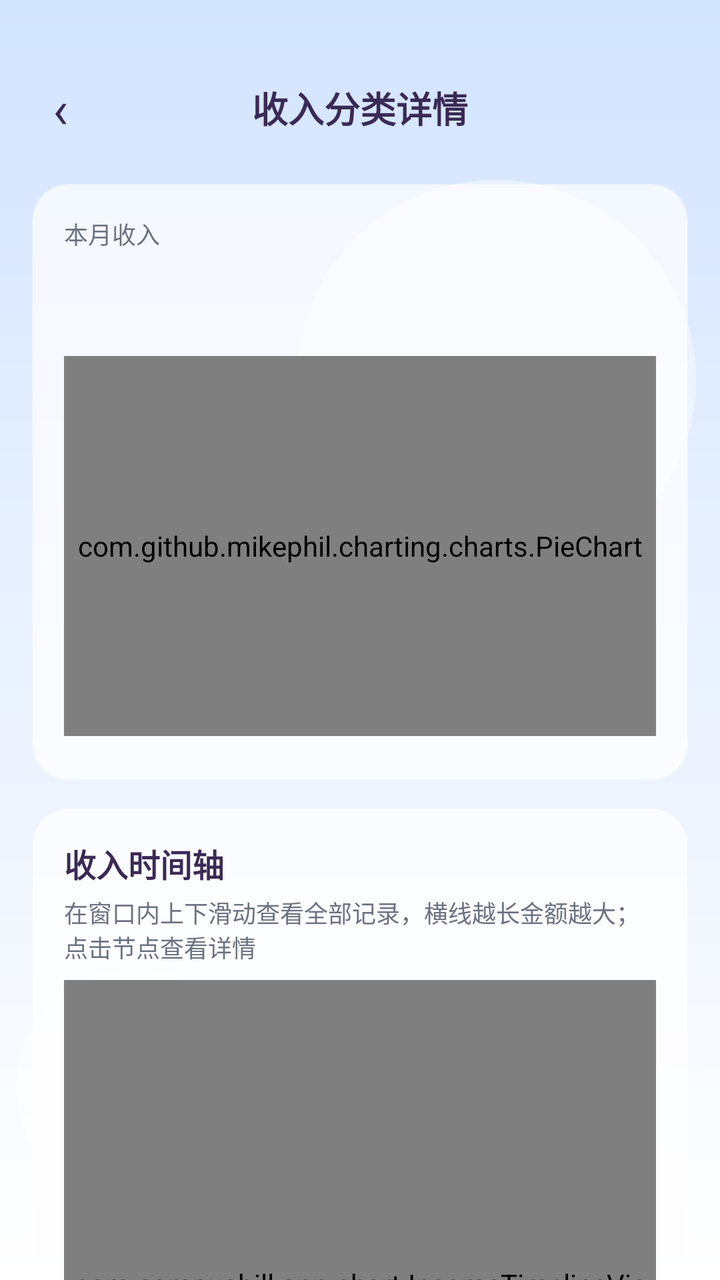
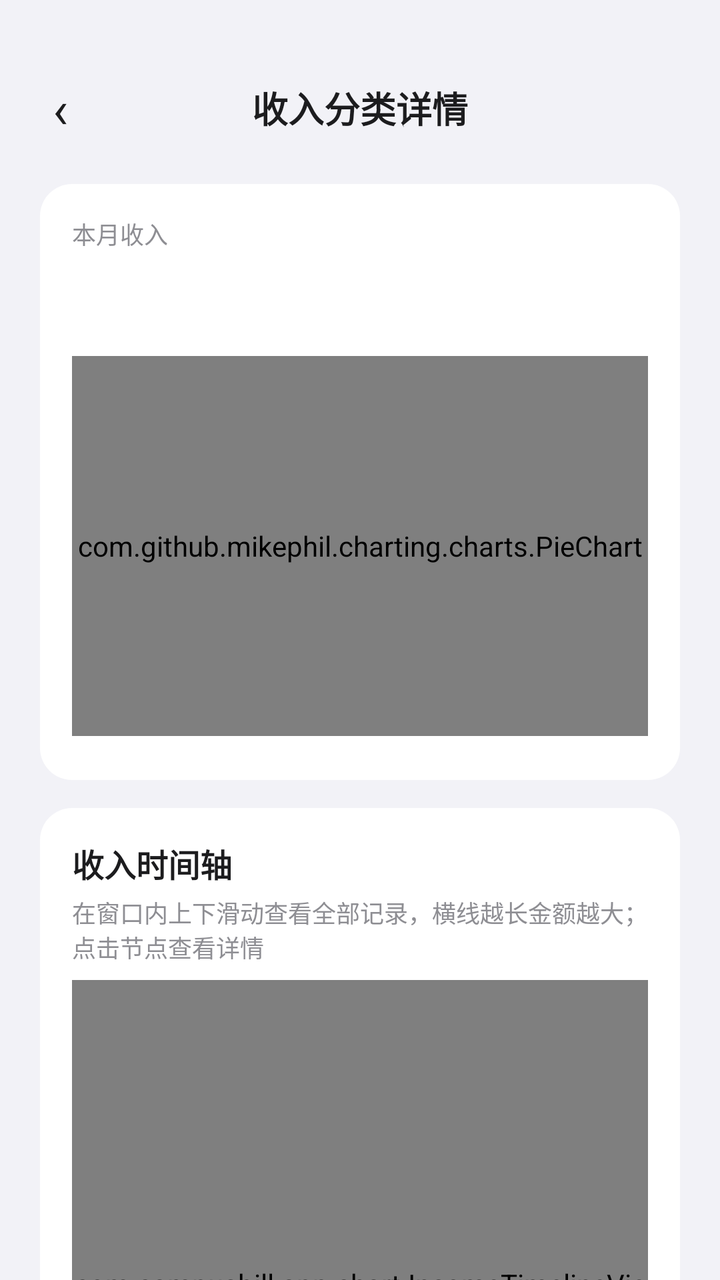

Compare the two renders of this Android layout. The source of the first and the diff that turns it into the second are given below.
<!-- AndroidManifest.xml: application theme Theme.StudentBill -->
<!-- res/layout/activity_income_detail.xml -->
<?xml version="1.0" encoding="utf-8"?>
<LinearLayout xmlns:android="http://schemas.android.com/apk/res/android"
    android:layout_width="match_parent"
    android:layout_height="match_parent"
    android:background="@drawable/bg_page_gradient"
    android:orientation="vertical">

    
    <LinearLayout
        android:layout_width="match_parent"
        android:layout_height="wrap_content"
        android:gravity="center_vertical"
        android:orientation="horizontal"
        android:paddingStart="8dp"
        android:paddingTop="32dp"
        android:paddingEnd="8dp"
        android:paddingBottom="8dp">

        <TextView
            android:id="@+id/btnBack"
            android:layout_width="44dp"
            android:layout_height="44dp"
            android:background="?attr/selectableItemBackgroundBorderless"
            android:clickable="true"
            android:focusable="true"
            android:gravity="center"
            android:text="@string/chat_back"
            android:textColor="@color/candy_ink"
            android:textSize="26sp" />

        <TextView
            android:id="@+id/tvTitle"
            android:layout_width="0dp"
            android:layout_height="wrap_content"
            android:layout_weight="1"
            android:gravity="center"
            android:text="@string/income_detail_title"
            android:textColor="@color/candy_ink"
            android:textSize="18sp"
            android:textStyle="bold" />

        <View
            android:layout_width="44dp"
            android:layout_height="44dp" />

    </LinearLayout>

    <androidx.core.widget.NestedScrollView
        android:layout_width="match_parent"
        android:layout_height="0dp"
        android:layout_weight="1"
        android:clipToPadding="false"
        android:paddingStart="16dp"
        android:paddingTop="8dp"
        android:paddingEnd="16dp"
        android:paddingBottom="20dp">

        <LinearLayout
            android:layout_width="match_parent"
            android:layout_height="wrap_content"
            android:orientation="vertical">

            
            <LinearLayout
                android:layout_width="match_parent"
                android:layout_height="wrap_content"
                android:background="@drawable/bg_candy_glass"
                android:elevation="2dp"
                android:orientation="vertical"
                android:padding="16dp">

                <LinearLayout
                    android:layout_width="match_parent"
                    android:layout_height="wrap_content"
                    android:gravity="center_vertical"
                    android:orientation="horizontal">

                    <TextView
                        android:id="@+id/tvTotalLabel"
                        android:layout_width="0dp"
                        android:layout_height="wrap_content"
                        android:layout_weight="1"
                        android:text="@string/income_month_total"
                        android:textColor="@color/text_secondary"
                        android:textSize="@dimen/text_caption" />

                    <TextView
                        android:id="@+id/tvMonthLabel"
                        android:layout_width="wrap_content"
                        android:layout_height="wrap_content"
                        android:textColor="@color/text_secondary"
                        android:textSize="@dimen/text_caption" />

                </LinearLayout>

                <TextView
                    android:id="@+id/tvTotalIncome"
                    android:layout_width="wrap_content"
                    android:layout_height="wrap_content"
                    android:layout_marginTop="4dp"
                    android:textColor="@color/candy_ink"
                    android:textSize="30sp"
                    android:textStyle="bold" />

                <com.github.mikephil.charting.charts.PieChart
                    android:id="@+id/chartIncomePie"
                    android:layout_width="match_parent"
                    android:layout_height="190dp"
                    android:layout_marginTop="8dp" />

                <LinearLayout
                    android:id="@+id/legendContainer"
                    android:layout_width="match_parent"
                    android:layout_height="wrap_content"
                    android:layout_marginTop="6dp"
                    android:orientation="vertical" />

                <TextView
                    android:id="@+id/tvEmptyPie"
                    android:layout_width="match_parent"
                    android:layout_height="wrap_content"
                    android:gravity="center"
                    android:paddingTop="24dp"
                    android:paddingBottom="24dp"
                    android:text="@string/income_empty"
                    android:textColor="@color/text_hint"
                    android:textSize="@dimen/text_caption"
                    android:visibility="gone" />

            </LinearLayout>

            
            <LinearLayout
                android:layout_width="match_parent"
                android:layout_height="wrap_content"
                android:layout_marginTop="14dp"
                android:background="@drawable/bg_candy_glass"
                android:elevation="2dp"
                android:orientation="vertical"
                android:padding="16dp">

                <TextView
                    android:id="@+id/tvTimelineTitle"
                    android:layout_width="wrap_content"
                    android:layout_height="wrap_content"
                    android:text="@string/income_timeline_title"
                    android:textColor="@color/candy_ink"
                    android:textSize="16sp"
                    android:textStyle="bold" />

                <TextView
                    android:layout_width="match_parent"
                    android:layout_height="wrap_content"
                    android:layout_marginTop="4dp"
                    android:text="@string/income_timeline_hint"
                    android:textColor="@color/text_secondary"
                    android:textSize="@dimen/text_caption" />

                
                <androidx.core.widget.NestedScrollView
                    android:layout_width="match_parent"
                    android:layout_height="320dp"
                    android:layout_marginTop="8dp"
                    android:clipToPadding="false"
                    android:fillViewport="true"
                    android:scrollbars="none">

                    <com.campusbill.app.chart.IncomeTimelineView
                        android:id="@+id/timelineIncome"
                        android:layout_width="match_parent"
                        android:layout_height="wrap_content" />

                </androidx.core.widget.NestedScrollView>

            </LinearLayout>

        </LinearLayout>

    </androidx.core.widget.NestedScrollView>

</LinearLayout>
<!-- resources referenced by this layout -->
<resources>
  <color name="candy_ink">#3A2A55</color>
  <color name="text_hint">#9AA3AF</color>
  <color name="text_secondary">#6B7280</color>
  <dimen name="text_caption">12sp</dimen>
  <!-- drawable bg_candy_glass (drawable) -->
  <?xml version="1.0" encoding="utf-8"?>
  <shape xmlns:android="http://schemas.android.com/apk/res/android"
      android:shape="rectangle">
      <solid android:color="@color/candy_glass" />
      <corners android:radius="18dp" />
      <stroke
          android:width="1dp"
          android:color="@color/candy_line" />
  </shape>
  <!-- drawable bg_page_gradient (drawable) -->
  <?xml version="1.0" encoding="utf-8"?>
  <layer-list xmlns:android="http://schemas.android.com/apk/res/android">
  
      
      <item>
          <shape android:shape="rectangle">
              <gradient
                  android:angle="270"
                  android:endColor="@color/bg_card"
                  android:startColor="@color/page_blue" />
          </shape>
      </item>
  
      
      <item
          android:width="200dp"
          android:height="200dp"
          android:gravity="top|end"
          android:right="12dp"
          android:top="90dp">
          <shape android:shape="oval">
              <solid android:color="@color/page_bubble" />
          </shape>
      </item>
  
      <item
          android:width="120dp"
          android:height="120dp"
          android:gravity="bottom|start"
          android:bottom="36dp"
          android:left="8dp">
          <shape android:shape="oval">
              <solid android:color="@color/page_bubble" />
          </shape>
      </item>
  
  </layer-list>
  <string name="chat_back">‹</string>
  <string name="income_detail_title">收入分类详情</string>
  <string name="income_empty">暂无收入记录</string>
  <string name="income_month_total">本月收入</string>
  <string name="income_timeline_hint">在窗口内上下滑动查看全部记录，横线越长金额越大；点击节点查看详情</string>
  <string name="income_timeline_title">收入时间轴</string>
  <style name="Theme.StudentBill" parent="Theme.AppCompat.Light.NoActionBar">
          <item name="colorPrimary">@color/color_primary</item>
          <item name="colorPrimaryDark">@color/color_primary_dark</item>
          <item name="colorAccent">@color/color_primary</item>
          <item name="android:windowLightStatusBar">true</item>
          <item name="android:statusBarColor">@color/page_blue</item>
          <item name="android:navigationBarColor">@color/bg_card</item>
          <item name="android:windowBackground">@drawable/bg_page_gradient</item>
          <item name="android:textColorPrimary">@color/text_primary</item>
          <item name="android:textColorSecondary">@color/text_secondary</item>
      </style>
  <color name="candy_glass">#B8FFFFFF</color>
  <color name="candy_line">#59FFFFFF</color>
  <color name="bg_card">#FFFFFF</color>
  <color name="page_blue">#D3E4FF</color>
  <color name="page_bubble">#66FFFFFF</color>
  <color name="color_primary">#2F6FED</color>
  <color name="color_primary_dark">#1E4FBD</color>
  <color name="text_primary">#1F2430</color>
</resources>

<!-- the commit's change to res/layout/activity_income_detail.xml (unified diff, before → after) -->
@@ -25,7 +25,7 @@
             android:focusable="true"
             android:gravity="center"
             android:text="@string/chat_back"
-            android:textColor="@color/candy_ink"
+            android:textColor="@color/text_primary"
             android:textSize="26sp" />
 
         <TextView
@@ -35,7 +35,7 @@
             android:layout_weight="1"
             android:gravity="center"
             android:text="@string/income_detail_title"
-            android:textColor="@color/candy_ink"
+            android:textColor="@color/text_primary"
             android:textSize="18sp"
             android:textStyle="bold" />
 
@@ -50,9 +50,9 @@
         android:layout_height="0dp"
         android:layout_weight="1"
         android:clipToPadding="false"
-        android:paddingStart="16dp"
+        android:paddingStart="@dimen/page_padding"
         android:paddingTop="8dp"
-        android:paddingEnd="16dp"
+        android:paddingEnd="@dimen/page_padding"
         android:paddingBottom="20dp">
 
         <LinearLayout
@@ -64,8 +64,8 @@
             <LinearLayout
                 android:layout_width="match_parent"
                 android:layout_height="wrap_content"
-                android:background="@drawable/bg_candy_glass"
-                android:elevation="2dp"
+                android:background="@drawable/bg_card"
+                android:elevation="0dp"
                 android:orientation="vertical"
                 android:padding="16dp">
 
@@ -98,7 +98,7 @@
                     android:layout_width="wrap_content"
                     android:layout_height="wrap_content"
                     android:layout_marginTop="4dp"
-                    android:textColor="@color/candy_ink"
+                    android:textColor="@color/text_primary"
                     android:textSize="30sp"
                     android:textStyle="bold" />
 
@@ -134,8 +134,8 @@
                 android:layout_width="match_parent"
                 android:layout_height="wrap_content"
                 android:layout_marginTop="14dp"
-                android:background="@drawable/bg_candy_glass"
-                android:elevation="2dp"
+                android:background="@drawable/bg_card"
+                android:elevation="0dp"
                 android:orientation="vertical"
                 android:padding="16dp">
 
@@ -144,7 +144,7 @@
                     android:layout_width="wrap_content"
                     android:layout_height="wrap_content"
                     android:text="@string/income_timeline_title"
-                    android:textColor="@color/candy_ink"
+                    android:textColor="@color/text_primary"
                     android:textSize="16sp"
                     android:textStyle="bold" />
 
<!-- resource entries referenced after the edit -->
@@ -1,57 +1,22 @@
 <!-- resources referenced by this layout -->
 <resources>
-  <color name="candy_ink">#3A2A55</color>
-  <color name="text_hint">#9AA3AF</color>
-  <color name="text_secondary">#6B7280</color>
+  <color name="text_hint">#AEAEB2</color>
+  <color name="text_secondary">#8E8E93</color>
+  <dimen name="page_padding">20dp</dimen>
   <dimen name="text_caption">12sp</dimen>
-  <!-- drawable bg_candy_glass (drawable) -->
+  <!-- drawable bg_card (drawable) -->
   <?xml version="1.0" encoding="utf-8"?>
   <shape xmlns:android="http://schemas.android.com/apk/res/android"
       android:shape="rectangle">
-      <solid android:color="@color/candy_glass" />
-      <corners android:radius="18dp" />
-      <stroke
-          android:width="1dp"
-          android:color="@color/candy_line" />
+      <solid android:color="@color/bg_card" />
+      <corners android:radius="@dimen/card_radius" />
   </shape>
   <!-- drawable bg_page_gradient (drawable) -->
   <?xml version="1.0" encoding="utf-8"?>
-  <layer-list xmlns:android="http://schemas.android.com/apk/res/android">
-  
-      
-      <item>
-          <shape android:shape="rectangle">
-              <gradient
-                  android:angle="270"
-                  android:endColor="@color/bg_card"
-                  android:startColor="@color/page_blue" />
-          </shape>
-      </item>
-  
-      
-      <item
-          android:width="200dp"
-          android:height="200dp"
-          android:gravity="top|end"
-          android:right="12dp"
-          android:top="90dp">
-          <shape android:shape="oval">
-              <solid android:color="@color/page_bubble" />
-          </shape>
-      </item>
-  
-      <item
-          android:width="120dp"
-          android:height="120dp"
-          android:gravity="bottom|start"
-          android:bottom="36dp"
-          android:left="8dp">
-          <shape android:shape="oval">
-              <solid android:color="@color/page_bubble" />
-          </shape>
-      </item>
-  
-  </layer-list>
+  <shape xmlns:android="http://schemas.android.com/apk/res/android"
+      android:shape="rectangle">
+      <solid android:color="@color/bg_page" />
+  </shape>
   <string name="chat_back">‹</string>
   <string name="income_detail_title">收入分类详情</string>
   <string name="income_empty">暂无收入记录</string>
@@ -63,19 +28,18 @@
           <item name="colorPrimaryDark">@color/color_primary_dark</item>
           <item name="colorAccent">@color/color_primary</item>
           <item name="android:windowLightStatusBar">true</item>
-          <item name="android:statusBarColor">@color/page_blue</item>
+          <item name="android:statusBarColor">@color/page_bg_start</item>
           <item name="android:navigationBarColor">@color/bg_card</item>
           <item name="android:windowBackground">@drawable/bg_page_gradient</item>
           <item name="android:textColorPrimary">@color/text_primary</item>
           <item name="android:textColorSecondary">@color/text_secondary</item>
       </style>
-  <color name="candy_glass">#B8FFFFFF</color>
-  <color name="candy_line">#59FFFFFF</color>
   <color name="bg_card">#FFFFFF</color>
-  <color name="page_blue">#D3E4FF</color>
-  <color name="page_bubble">#66FFFFFF</color>
-  <color name="color_primary">#2F6FED</color>
-  <color name="color_primary_dark">#1E4FBD</color>
-  <color name="text_primary">#1F2430</color>
+  <dimen name="card_radius">16dp</dimen>
+  <color name="bg_page">#F2F2F7</color>
+  <color name="color_primary">#5BB8F5</color>
+  <color name="color_primary_dark">#3A9FE0</color>
+  <color name="page_bg_start">#F2F2F7</color>
+  <color name="text_primary">#1C1C1E</color>
 </resources>
 
